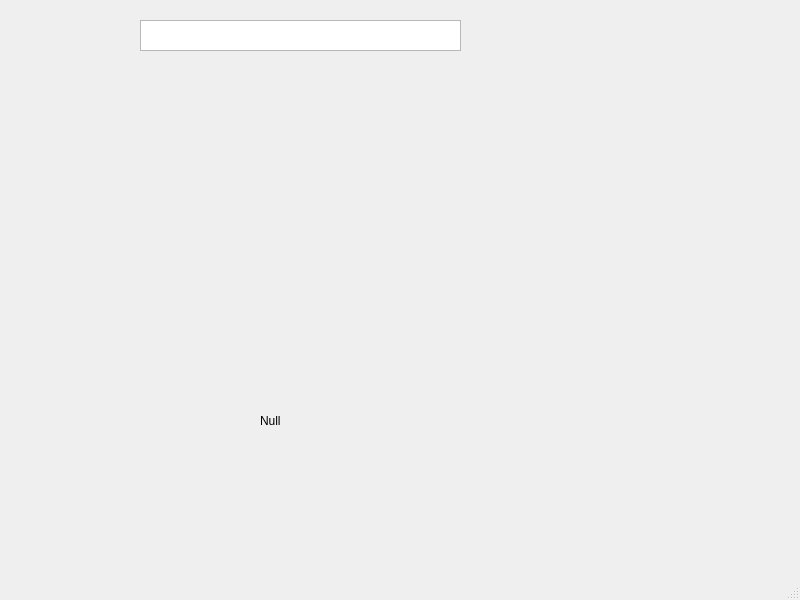
HackerJonathan/App-Lab02, file mainwindow.ui: the form before one commit.
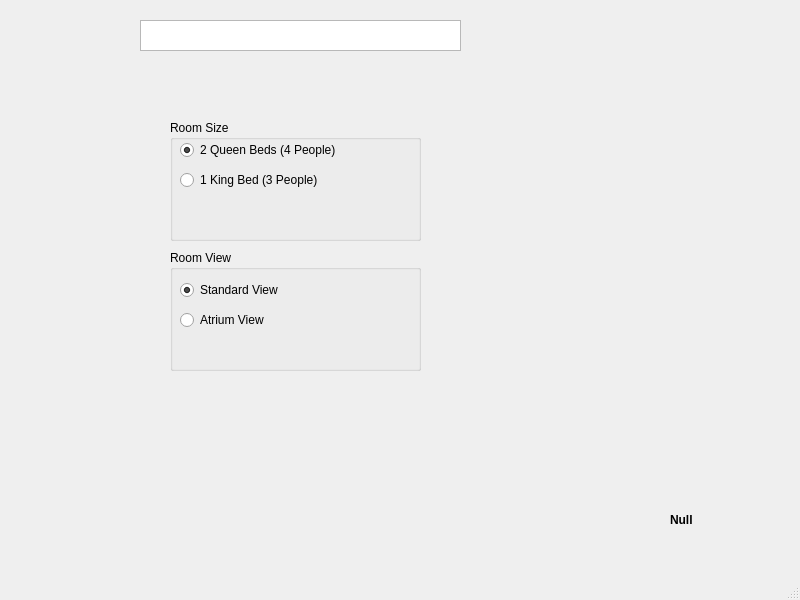
The form after the commit.

Commit message:
Radio Buttons
- Adding radio buttons to set room type (size and view).

```diff
--- a/mainwindow.ui
+++ b/mainwindow.ui
@@ -20,7 +20,7 @@
       <x>10</x>
       <y>10</y>
       <width>771</width>
-      <height>521</height>
+      <height>471</height>
      </rect>
     </property>
     <property name="currentIndex">
@@ -37,22 +37,118 @@
        </rect>
       </property>
      </widget>
-     <widget class="QLabel" name="testText">
+     <widget class="QGroupBox" name="groupSize">
       <property name="geometry">
        <rect>
-        <x>250</x>
-        <y>390</y>
-        <width>181</width>
-        <height>41</height>
+        <x>160</x>
+        <y>110</y>
+        <width>251</width>
+        <height>121</height>
        </rect>
       </property>
-      <property name="text">
-       <string>Null</string>
+      <property name="title">
+       <string>Room Size</string>
       </property>
+      <widget class="QRadioButton" name="radioSizeA">
+       <property name="geometry">
+        <rect>
+         <x>10</x>
+         <y>20</y>
+         <width>201</width>
+         <height>20</height>
+        </rect>
+       </property>
+       <property name="text">
+        <string>2 Queen Beds (4 People)</string>
+       </property>
+       <property name="checked">
+        <bool>true</bool>
+       </property>
+      </widget>
+      <widget class="QRadioButton" name="radioSizeB">
+       <property name="geometry">
+        <rect>
+         <x>10</x>
+         <y>50</y>
+         <width>231</width>
+         <height>20</height>
+        </rect>
+       </property>
+       <property name="text">
+        <string>1 King Bed (3 People)</string>
+       </property>
+      </widget>
+     </widget>
+     <widget class="QGroupBox" name="groupBox">
+      <property name="geometry">
+       <rect>
+        <x>160</x>
+        <y>240</y>
+        <width>251</width>
+        <height>121</height>
+       </rect>
+      </property>
+      <property name="title">
+       <string>Room View</string>
+      </property>
+      <widget class="QRadioButton" name="radioViewA">
+       <property name="geometry">
+        <rect>
+         <x>10</x>
+         <y>30</y>
+         <width>201</width>
+         <height>20</height>
+        </rect>
+       </property>
+       <property name="text">
+        <string>Standard View</string>
+       </property>
+       <property name="checked">
+        <bool>true</bool>
+       </property>
+      </widget>
+      <widget class="QRadioButton" name="radioViewB">
+       <property name="geometry">
+        <rect>
+         <x>10</x>
+         <y>60</y>
+         <width>201</width>
+         <height>20</height>
+        </rect>
+       </property>
+       <property name="text">
+        <string>Atrium View</string>
+       </property>
+       <property name="checked">
+        <bool>false</bool>
+       </property>
+      </widget>
      </widget>
     </widget>
     <widget class="QWidget" name="pageB"/>
    </widget>
+   <widget class="QLabel" name="testText">
+    <property name="geometry">
+     <rect>
+      <x>670</x>
+      <y>510</y>
+      <width>111</width>
+      <height>20</height>
+     </rect>
+    </property>
+    <property name="font">
+     <font>
+      <weight>75</weight>
+      <bold>true</bold>
+     </font>
+    </property>
+    <property name="autoFillBackground">
+     <bool>true</bool>
+    </property>
+    <property name="text">
+     <string>Null</string>
+    </property>
+   </widget>
   </widget>
   <widget class="QMenuBar" name="menubar">
    <property name="geometry">
```
The commit also changes 2 other files.
